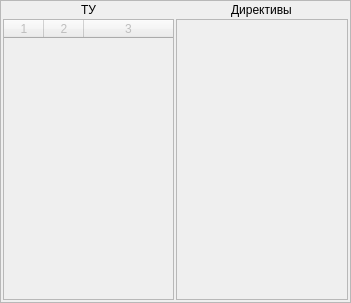
Above: kp_nix/frametu.ui from eugene-pa/armdncqt before the change. Below: the same form after it.
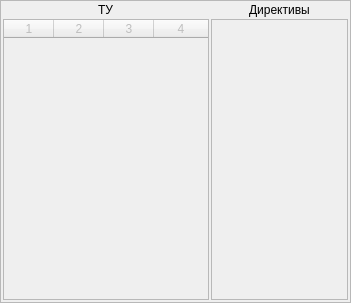
That is the form after the change.

The edit to the form file:
```diff
--- a/kp_nix/frametu.ui
+++ b/kp_nix/frametu.ui
@@ -41,7 +41,7 @@
       <number>2</number>
      </property>
      <item>
-      <layout class="QHBoxLayout" name="horizontalLayout" stretch="0,0">
+      <layout class="QHBoxLayout" name="horizontalLayout" stretch="3,2">
        <property name="spacing">
         <number>2</number>
        </property>
@@ -71,10 +71,10 @@
             <bool>false</bool>
            </property>
            <property name="columnCount">
-            <number>3</number>
+            <number>4</number>
            </property>
            <attribute name="horizontalHeaderDefaultSectionSize">
-            <number>40</number>
+            <number>50</number>
            </attribute>
            <attribute name="horizontalHeaderStretchLastSection">
             <bool>true</bool>
@@ -91,6 +91,7 @@
            <column/>
            <column/>
            <column/>
+           <column/>
           </widget>
          </item>
         </layout>
```
